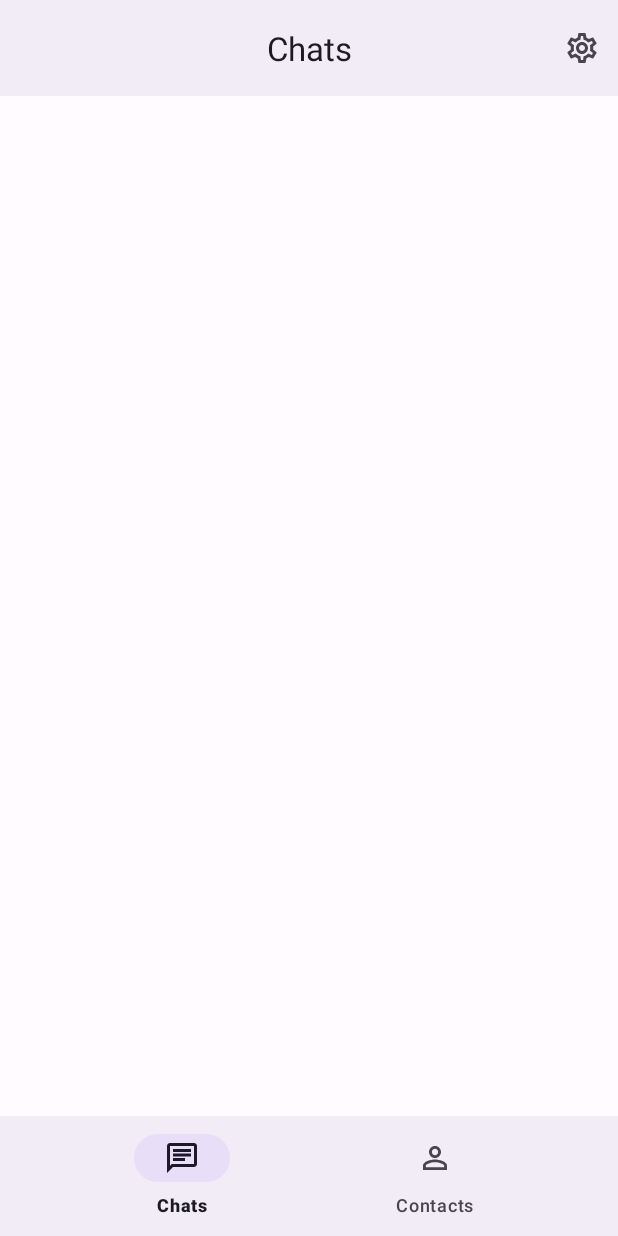
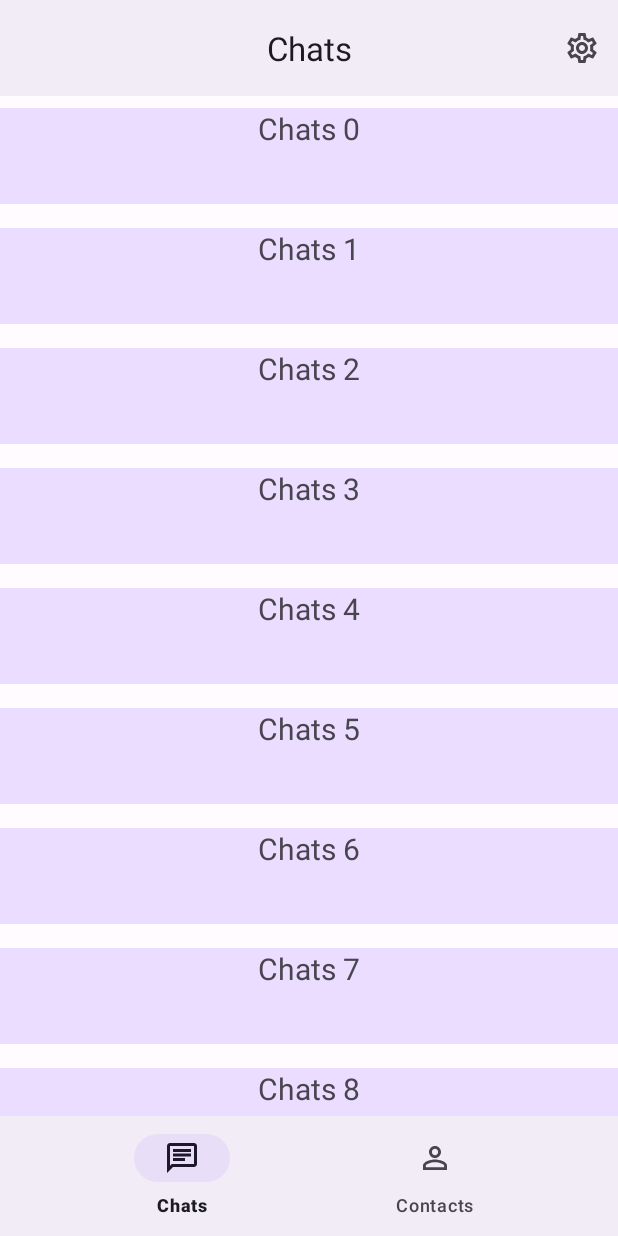
Before and after one commit to Omasyo/MessageOwl, an Android app: the screen it shows after launch (MainActivity), on a phone screen of 412 x 824 dp. Run offline under Robolectric (Android 15) with nearby library versions, the phone set to English and light mode, and no system bars; our stand-ins replace navigation-ui.

Commit message:
chat recycle viewer

```diff
--- a/app/src/main/java/com/xtapps/messageowl/ui/chats/ChatsFragment.kt
+++ b/app/src/main/java/com/xtapps/messageowl/ui/chats/ChatsFragment.kt
@@ -7,6 +7,8 @@ import android.view.ViewGroup
 import android.widget.TextView
 import androidx.fragment.app.Fragment
 import androidx.lifecycle.ViewModelProvider
+import androidx.recyclerview.widget.LinearLayoutManager
+import androidx.recyclerview.widget.RecyclerView
 import com.xtapps.messageowl.MainActivity
 import com.xtapps.messageowl.R
 import com.xtapps.messageowl.databinding.FragmentChatsBinding
@@ -18,6 +20,8 @@ class ChatsFragment : Fragment() {
     // This property is only valid between onCreateView and
     // onDestroyView.
     private val binding get() = _binding!!
+
+    private lateinit var recyclerView: RecyclerView
 
     override fun onCreateView(
         inflater: LayoutInflater,
@@ -35,6 +39,10 @@ class ChatsFragment : Fragment() {
 //        homeViewModel.text.observe(viewLifecycleOwner) {
 //            textView.text = pageName
 //        }
+
+        recyclerView = binding.chatsRecyclerView
+        recyclerView.layoutManager = LinearLayoutManager(context)
+        recyclerView.adapter = ChatsRecycleViewAdapter()
         return root
     }
 
--- /dev/null
+++ b/app/src/main/java/com/xtapps/messageowl/ui/chats/ChatsRecycleViewAdapter.kt
@@ -0,0 +1,29 @@
+package com.xtapps.messageowl.ui.chats
+
+import android.view.LayoutInflater
+import android.view.View
+import android.view.ViewGroup
+import android.widget.TextView
+import androidx.recyclerview.widget.RecyclerView
+import com.xtapps.messageowl.R
+
+class ChatsRecycleViewAdapter : RecyclerView.Adapter<ChatsRecycleViewAdapter.ViewHolder>() {
+    class ViewHolder(val view: View) : RecyclerView.ViewHolder(view) {
+        val textView =view.findViewById<TextView>(R.id.text_home)
+    }
+
+    override fun onCreateViewHolder(parent: ViewGroup, viewType: Int): ViewHolder {
+        val view = LayoutInflater
+            .from(parent.context)
+            .inflate(R.layout.chat_view, parent, false)
+        return ViewHolder(view);
+    }
+
+    override fun onBindViewHolder(holder: ViewHolder, position: Int) {
+        holder.textView.text = "Chats $position"
+    }
+
+    override fun getItemCount(): Int {
+        return 100
+    }
+}
--- a/app/src/main/res/layout/activity_main.xml
+++ b/app/src/main/res/layout/activity_main.xml
@@ -21,7 +21,7 @@
             app:layout_constraintTop_toTopOf="parent"
             app:menu="@menu/top_app_bar"
             app:title="@string/chats"
-            app:titleCentered="true" />
+            app:titleCentered="true"/>
 
         <com.google.android.material.bottomnavigation.BottomNavigationView
             android:id="@+id/nav_view"
@@ -42,7 +42,7 @@
             app:layout_constraintBottom_toTopOf="@id/nav_view"
             app:layout_constraintLeft_toLeftOf="parent"
             app:layout_constraintRight_toRightOf="parent"
-            app:layout_constraintTop_toTopOf="@id/materialToolbar"
+            app:layout_constraintTop_toBottomOf="@id/materialToolbar"
             app:navGraph="@navigation/mobile_navigation" />
     </androidx.constraintlayout.widget.ConstraintLayout>
 
--- a/app/src/main/res/layout/chat_view.xml
+++ b/app/src/main/res/layout/chat_view.xml
@@ -3,19 +3,16 @@
 
 <LinearLayout xmlns:android="http://schemas.android.com/apk/res/android"
     xmlns:app="http://schemas.android.com/apk/res-auto"
-    android:layout_height="match_parent"
+    android:layout_height="wrap_content"
     android:layout_width="match_parent"
     android:orientation="horizontal"
-    android:padding="10dp">
+    android:paddingVertical="8dp">
 
     <TextView
         android:id="@+id/text_home"
         android:layout_width="match_parent"
-        android:layout_height="50dp"
-        android:layout_marginStart="8dp"
-        android:layout_marginTop="8dp"
-        android:layout_marginEnd="8dp"
-        android:background="@color/design_default_color_error"
+        android:layout_height="64dp"
+        android:background="?attr/colorPrimaryContainer"
         android:text="Opor"
         android:textAlignment="center"
         android:textSize="20sp"
--- a/app/src/main/res/layout/fragment_chats.xml
+++ b/app/src/main/res/layout/fragment_chats.xml
@@ -8,6 +8,7 @@
 
 
     <androidx.recyclerview.widget.RecyclerView
+        android:id="@+id/chats_recycler_view"
         android:layout_width="match_parent"
         android:layout_height="wrap_content"
         app:layout_constraintBottom_toBottomOf="parent"
```
